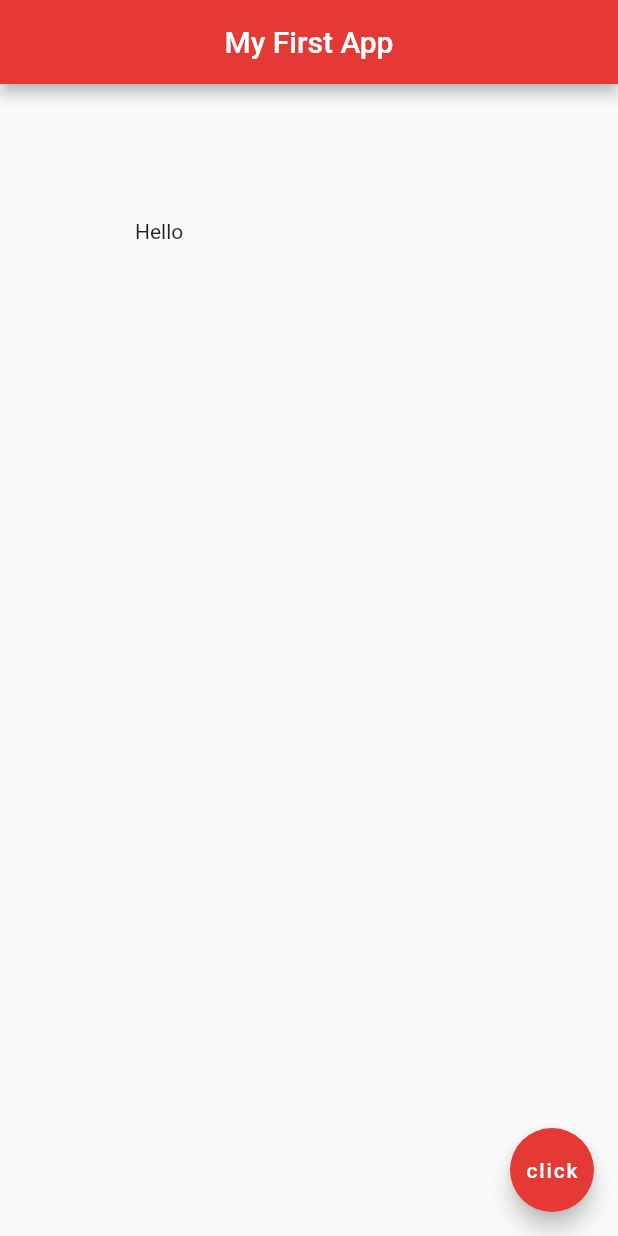
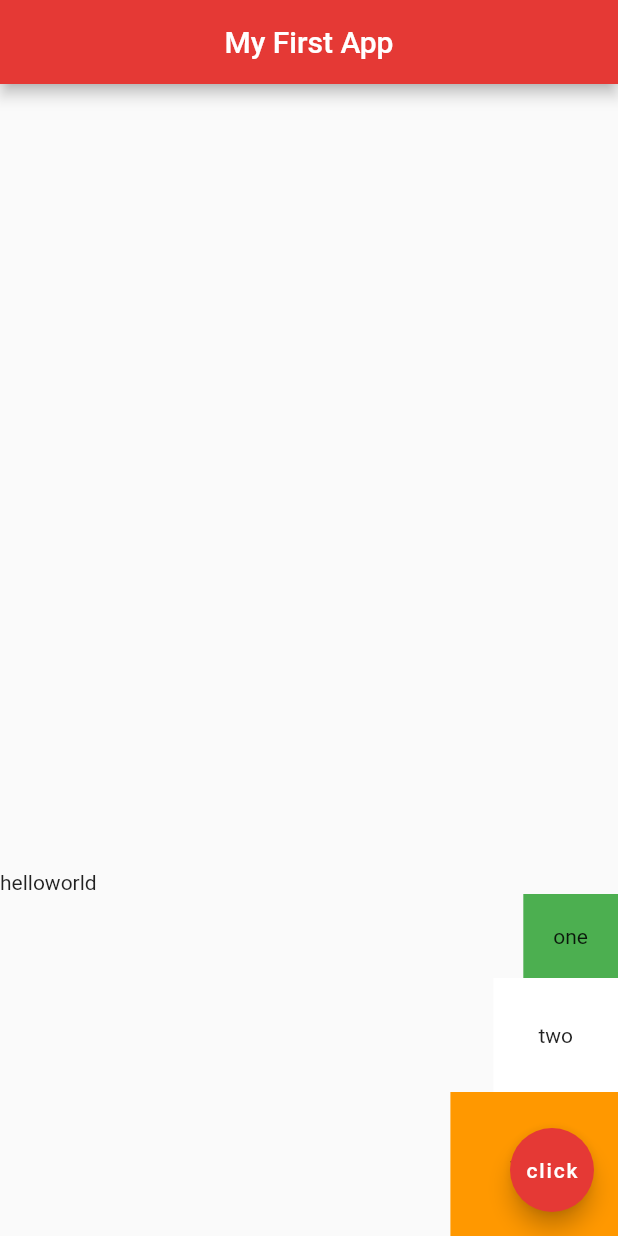
Before and after one commit to College-Year-3/firstFlutterApp, a Flutter app: the screen it shows after launch, on a phone screen of 412 x 824 dp. Run offline on Flutter 3.47's test engine with Material 2 defaults, Android fonts, the phone set to English and light mode, and no system bars.

Commit message:
rows, columns, shortcuts

```diff
--- a/lib/main.dart
+++ b/lib/main.dart
@@ -16,10 +16,49 @@ class Home extends StatelessWidget {
         centerTitle: true,
         backgroundColor: Colors.red[600],
       ),
-      body: Padding(    // best to use Container and do changes to margin and padding inside
-        padding: EdgeInsets.all(90.0),
-        child: Text('Hello'),
-      ),
+      body: Column(
+        mainAxisAlignment: MainAxisAlignment.end,
+        crossAxisAlignment: CrossAxisAlignment.end,
+        children: <Widget>[
+          Row(
+            children: <Widget>[
+              Text('hello'),
+              Text('world')
+            ],
+          ),
+        Container(
+          padding: EdgeInsets.all(20.0),
+          color: Colors.green,
+          child: Text('one'),
+        ),
+         Container(
+          padding: EdgeInsets.all(30.0),
+          color: Colors.white,
+          child: Text('two')
+        ),
+         Container(
+          padding: EdgeInsets.all(40.0),
+          color: Colors.orange,
+          child: Text('three')
+        )
+        ] ,)
+      //  Row(
+      //   mainAxisAlignment: MainAxisAlignment.spaceEvenly,
+      //   crossAxisAlignment: CrossAxisAlignment.start, // best to use Container and do changes to margin and padding inside
+      //   children: <Widget>[
+      //     Text('Hello world'),
+      //     FlatButton(
+      //       onPressed: (){},
+      //       color: Colors.amber,
+      //       child: Text('click me')
+      //       ),
+      //       Container(
+      //         color: Colors.cyan,
+      //         padding: EdgeInsets.all(30.0),
+      //         child: Text('inside container'),
+      //       )
+      //   ]
+      // ),
       // Container( // taks up whole screen if nothing there
       //   // padding: EdgeInsets.symmetric(horizontal: 30.0, vertical: 10.0),
       //   padding: EdgeInsets.fromLTRB(10.0, 20.0, 30.0, 40.0), // inside containger
@@ -51,6 +90,7 @@ class Home extends StatelessWidget {
           //image: NetworkImage('https://upload.wikimedia.org/wikipedia/commons/thumb/8/87/LH_95.jpg/330px-LH_95.jpg'),
           // image: AssetImage('assets/galaxy.jpg'),
      //   )
+     ,
       floatingActionButton: FloatingActionButton(
         onPressed: () {},
         child: Text('click'),
```
